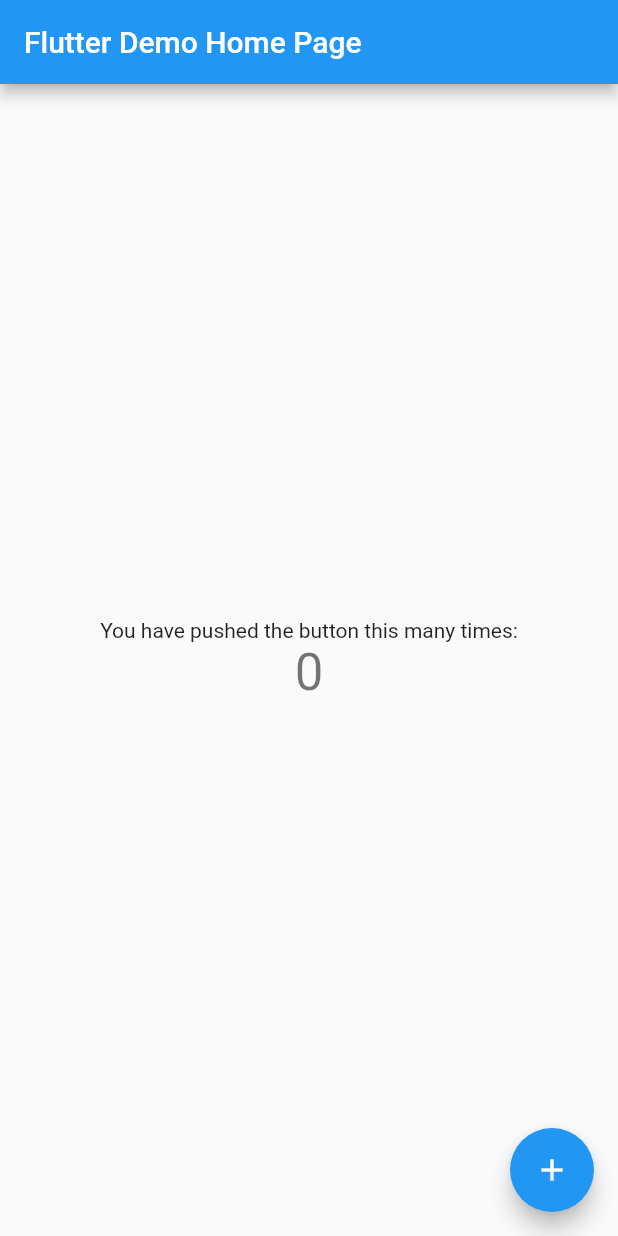
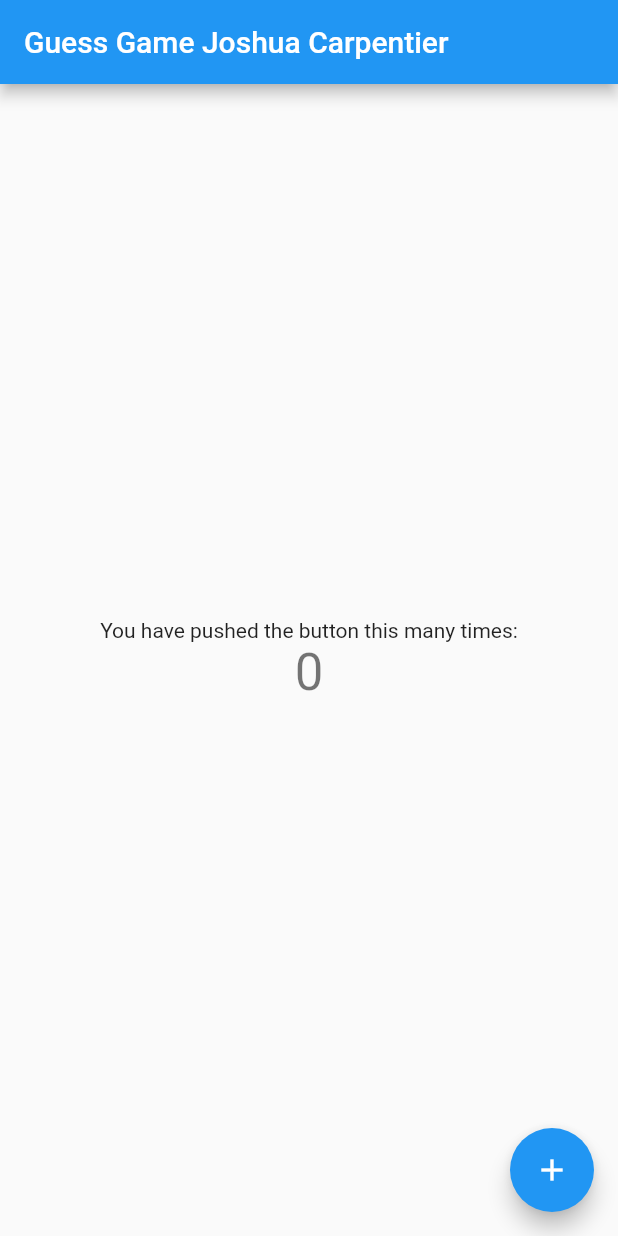
Before and after one commit to jacgit18/ios_guess_game, a Flutter app: the screen it shows after launch, on a phone screen of 412 x 824 dp. Run offline on Flutter 3.47's test engine with Material 2 defaults, Android fonts, the phone set to English and light mode, and no system bars.

Commit message:
added code

```diff
--- a/lib/main.dart
+++ b/lib/main.dart
@@ -20,7 +20,7 @@ class MyApp extends StatelessWidget {
         // is not restarted.
         primarySwatch: Colors.blue,
       ),
-      home: MyHomePage(title: 'Flutter Demo Home Page'),
+      home: MyHomePage(title: 'Guess Game Joshua Carpentier'),
     );
   }
 }
```
